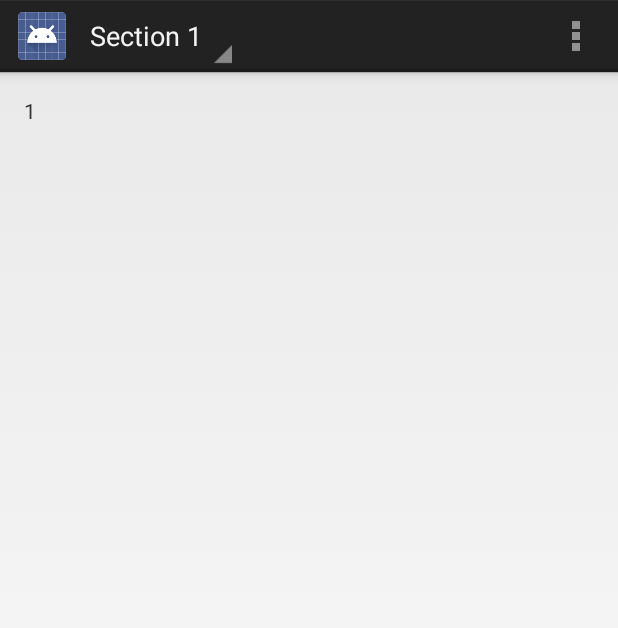
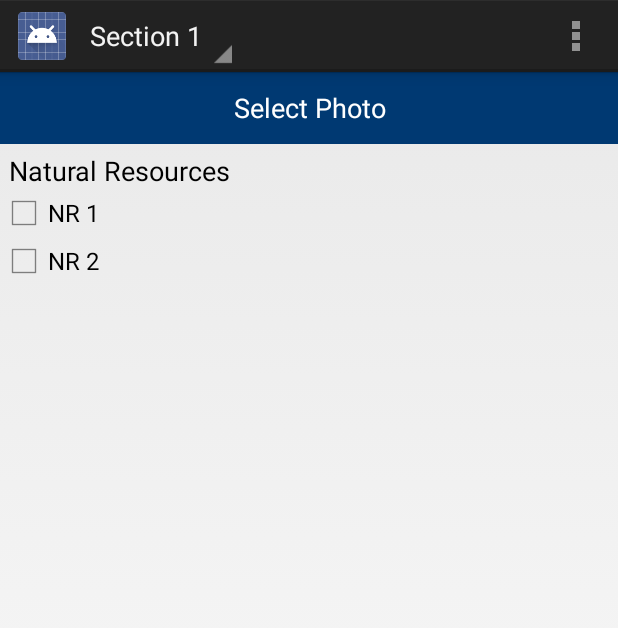
Before and after one commit to AndruByrne/rezzo-android, an Android app: the screen it shows after launch (MainActivity), on a phone screen of 412 x 824 dp. Shown: the top 628 px of the screen. Run offline under Robolectric (Android 15) with nearby library versions, the phone set to English and light mode, and no system bars.

Commit message:
buttons and checkboxes
checkboxes

```diff
--- a/rezzoProject/Rezzo/src/main/java/com/peacecorps/rezzo/MainActivity.java
+++ b/rezzoProject/Rezzo/src/main/java/com/peacecorps/rezzo/MainActivity.java
@@ -96,7 +96,7 @@ public class MainActivity extends FragmentActivity implements ActionBar.OnNaviga
         args.putInt(DummySectionFragment.ARG_SECTION_NUMBER, position + 1);
         fragment.setArguments(args);
         getSupportFragmentManager().beginTransaction()
-                .replace(R.id.container, fragment)
+                //.replace(R.id.container, fragment)
                 .commit();
         return true;
     }
--- a/rezzoProject/Rezzo/src/main/res/layout/activity_main.xml
+++ b/rezzoProject/Rezzo/src/main/res/layout/activity_main.xml
@@ -1,7 +1,57 @@
-<FrameLayout xmlns:android="http://schemas.android.com/apk/res/android"
-    xmlns:tools="http://schemas.android.com/tools"
-    android:id="@+id/container"
-    android:layout_width="match_parent"
-    android:layout_height="match_parent"
-    tools:context=".MainActivity"
-    tools:ignore="MergeRootFrame" />
+<LinearLayout
+        android:orientation="vertical"
+        android:layout_width="fill_parent"
+        android:layout_height="fill_parent"
+        xmlns:android="http://schemas.android.com/apk/res/android">
+
+    <Button
+            android:layout_width="fill_parent"
+            android:layout_height="wrap_content"
+            android:text="@string/select_photo_button"
+            android:id="@+id/button"
+            android:layout_gravity="left|center_vertical"
+            android:background="#003972"
+            android:textColor="#ffffff"
+            android:clickable="false"/>
+
+    <LinearLayout
+            android:layout_width="fill_parent"
+            android:layout_height="wrap_content">
+
+        <TextView
+                android:layout_width="fill_parent"
+                android:layout_height="wrap_content"
+                android:textAppearance="?android:attr/textAppearanceMedium"
+                android:text="@string/main_heading1"
+                android:id="@+id/textView"
+                android:layout_gravity="center_horizontal|top"
+                android:layout_marginTop="5dp"
+                android:layout_marginLeft="6dp"/>
+    </LinearLayout>
+
+    <LinearLayout
+            android:layout_width="fill_parent"
+            android:layout_height="wrap_content">
+
+        <CheckBox
+                android:layout_width="wrap_content"
+                android:layout_height="wrap_content"
+                android:text="@string/nr1"
+                android:id="@+id/checkBox"
+                android:layout_gravity="center_horizontal|top"
+                android:layout_weight="0.24"
+                android:clickable="false"/>
+    </LinearLayout>
+
+    <LinearLayout
+            android:layout_width="fill_parent"
+            android:layout_height="fill_parent">
+
+        <CheckBox
+                android:layout_width="wrap_content"
+                android:layout_height="wrap_content"
+                android:text="@string/nr2"
+                android:id="@+id/checkBox2"/>
+    </LinearLayout>
+
+</LinearLayout>
--- /dev/null
+++ b/rezzoProject/Rezzo/src/main/res/values/bools.xml
@@ -0,0 +1,4 @@
+<?xml version="1.0" encoding="utf-8"?>
+<resources>
+
+</resources>
--- a/rezzoProject/Rezzo/src/main/res/values/strings.xml
+++ b/rezzoProject/Rezzo/src/main/res/values/strings.xml
@@ -11,5 +11,21 @@
     </string>
     <string name="title_section3" >Section 3
     </string>
+    <string name="select_photo_button" >Select Photo
+    </string>
+    <string name="main_heading1" >Natural Resources
+    </string>
+    <string name="main_heading2" >Infrastructure Resources
+    </string>
+    <string name="main_heading3" >Skill Resources
+    </string>
+    <string name="nr1" >NR 1
+    </string>
+    <string name="nr2" >NR 2
+    </string>
+    <string name="nr3" >NR 3
+    </string>
+    <string name="nr4" >NR 4
+    </string>
 
 </resources>
```
Also changed, not shown: 18 other files.
